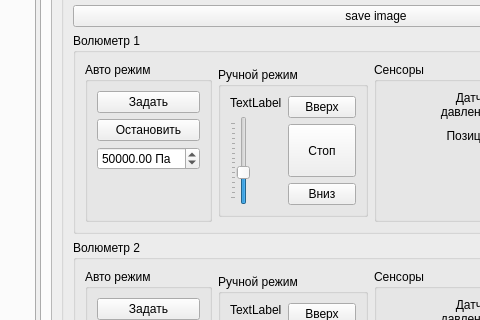
Qt form pg-liga/experimentview.ui (predbannikov/pg-liga) before a commit; both pictures show x 492 to 972 and y 104 to 424 of the 1245 by 889 pixel window.
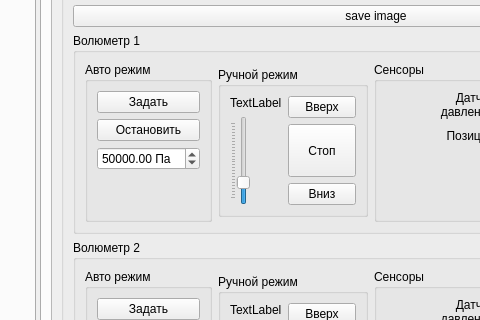
The same form after that commit. Icons and pictures are not drawn. Custom widgets are drawn as their Qt base class.

Commit message: client: fix smth changes

What changed in the file:
```diff
--- a/pg-liga/experimentview.ui
+++ b/pg-liga/experimentview.ui
@@ -161,7 +161,7 @@
               <property name="geometry">
                <rect>
                 <x>0</x>
-                <y>-120</y>
+                <y>0</y>
                 <width>674</width>
                 <height>1116</height>
                </rect>
@@ -324,7 +324,7 @@
                           <item>
                            <widget class="QSlider" name="sliderVolumetr1Speed">
                             <property name="maximum">
-                             <number>150</number>
+                             <number>250</number>
                             </property>
                             <property name="sliderPosition">
                              <number>50</number>
```
The commit also changes 2 other files.
